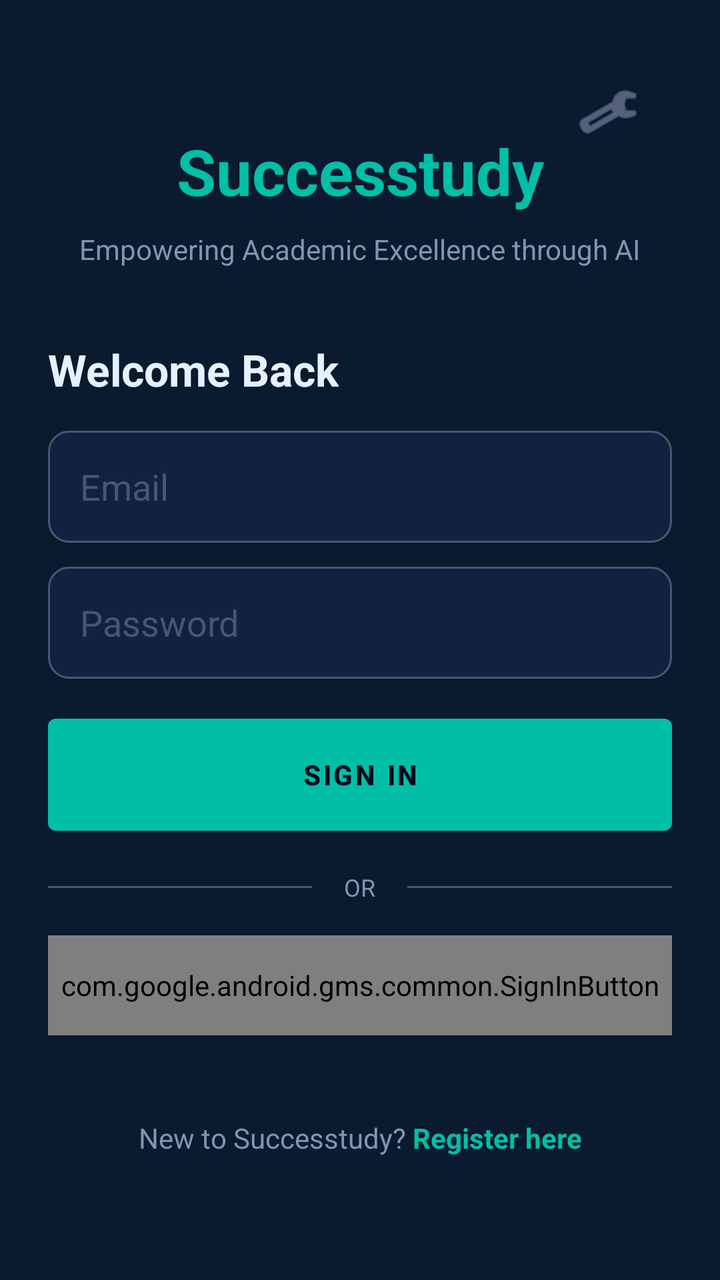
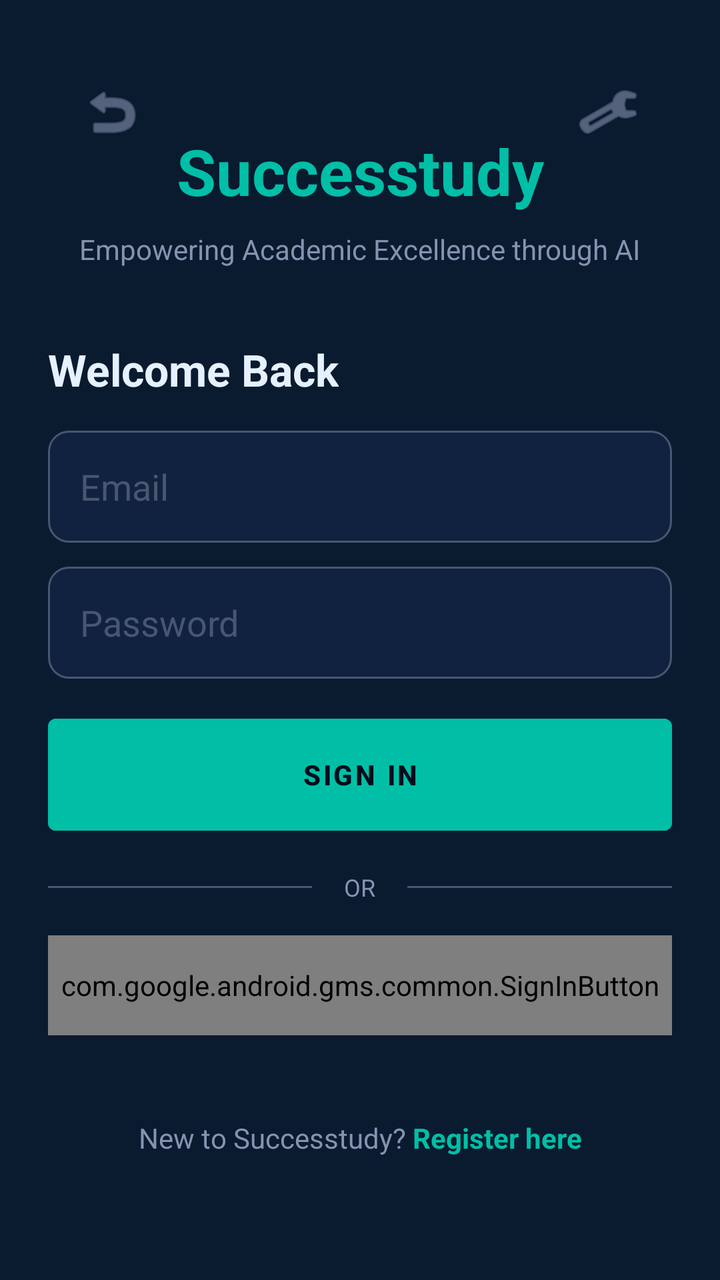

Two renders of the same Android screen: before a commit and after it. Below are the layout's source before the change and the commit's diff.
<!-- AndroidManifest.xml: application theme Theme.Successtudy -->
<!-- res/layout/activity_login.xml -->
<?xml version="1.0" encoding="utf-8"?>
<ScrollView xmlns:android="http://schemas.android.com/apk/res/android"
    xmlns:app="http://schemas.android.com/apk/res-auto"
    android:layout_width="match_parent"
    android:layout_height="match_parent"
    android:fillViewport="true"
    android:background="@color/bg_dark">

    <androidx.constraintlayout.widget.ConstraintLayout
        android:layout_width="match_parent"
        android:layout_height="wrap_content"
        android:padding="24dp">

        <ImageButton
            android:id="@+id/btnSmtpSettings"
            android:layout_width="48dp"
            android:layout_height="48dp"
            android:src="@android:drawable/ic_menu_manage"
            android:background="?attr/selectableItemBackgroundBorderless"
            android:contentDescription="SMTP Settings"
            app:tint="@color/text_secondary"
            android:layout_marginTop="8dp"
            android:layout_marginEnd="8dp"
            app:layout_constraintTop_toTopOf="parent"
            app:layout_constraintEnd_toEndOf="parent" />

        <TextView
            android:id="@+id/tvAppTitle"
            android:layout_width="wrap_content"
            android:layout_height="wrap_content"
            android:text="Successtudy"
            android:textColor="@color/teal_primary"
            android:textSize="32sp"
            android:textStyle="bold"
            android:layout_marginTop="40dp"
            app:layout_constraintTop_toTopOf="parent"
            app:layout_constraintStart_toStartOf="parent"
            app:layout_constraintEnd_toEndOf="parent" />

        <TextView
            android:id="@+id/tvSubtitle"
            android:layout_width="wrap_content"
            android:layout_height="wrap_content"
            android:text="Empowering Academic Excellence through AI"
            android:textColor="@color/text_secondary"
            android:textSize="14sp"
            android:layout_marginTop="8dp"
            app:layout_constraintTop_toBottomOf="@id/tvAppTitle"
            app:layout_constraintStart_toStartOf="parent"
            app:layout_constraintEnd_toEndOf="parent" />

        <TextView
            android:id="@+id/tvLoginTitle"
            android:layout_width="wrap_content"
            android:layout_height="wrap_content"
            android:text="Welcome Back"
            android:textColor="@color/text_primary"
            android:textSize="22sp"
            android:textStyle="bold"
            android:layout_marginTop="36dp"
            app:layout_constraintTop_toBottomOf="@id/tvSubtitle"
            app:layout_constraintStart_toStartOf="parent" />

        <EditText
            android:id="@+id/etEmail"
            android:layout_width="0dp"
            android:layout_height="56dp"
            android:hint="Email"
            android:textColorHint="@color/text_muted"
            android:textColor="@color/text_primary"
            android:inputType="textEmailAddress"
            android:background="@drawable/bg_rounded_card"
            android:paddingHorizontal="16dp"
            android:layout_marginTop="16dp"
            app:layout_constraintTop_toBottomOf="@id/tvLoginTitle"
            app:layout_constraintStart_toStartOf="parent"
            app:layout_constraintEnd_toEndOf="parent" />

        <EditText
            android:id="@+id/etPassword"
            android:layout_width="0dp"
            android:layout_height="56dp"
            android:hint="Password"
            android:textColorHint="@color/text_muted"
            android:textColor="@color/text_primary"
            android:inputType="textPassword"
            android:background="@drawable/bg_rounded_card"
            android:paddingHorizontal="16dp"
            android:layout_marginTop="12dp"
            app:layout_constraintTop_toBottomOf="@id/etEmail"
            app:layout_constraintStart_toStartOf="parent"
            app:layout_constraintEnd_toEndOf="parent" />

        <Button
            android:id="@+id/btnLogin"
            android:layout_width="0dp"
            android:layout_height="56dp"
            android:text="Sign In"
            android:textColor="@color/bg_darker"
            android:textStyle="bold"
            android:backgroundTint="@color/teal_primary"
            android:insetTop="0dp"
            android:insetBottom="0dp"
            android:layout_marginTop="20dp"
            app:layout_constraintTop_toBottomOf="@id/etPassword"
            app:layout_constraintStart_toStartOf="parent"
            app:layout_constraintEnd_toEndOf="parent" />

        <LinearLayout
            android:id="@+id/llOrDivider"
            android:layout_width="match_parent"
            android:layout_height="wrap_content"
            android:orientation="horizontal"
            android:gravity="center"
            android:layout_marginTop="20dp"
            app:layout_constraintTop_toBottomOf="@id/btnLogin"
            app:layout_constraintStart_toStartOf="parent"
            app:layout_constraintEnd_toEndOf="parent">

            <View
                android:layout_width="0dp"
                android:layout_height="1dp"
                android:layout_weight="1"
                android:background="@color/text_muted" />

            <TextView
                android:layout_width="wrap_content"
                android:layout_height="wrap_content"
                android:text="OR"
                android:textColor="@color/text_secondary"
                android:textSize="12sp"
                android:layout_marginHorizontal="16dp" />

            <View
                android:layout_width="0dp"
                android:layout_height="1dp"
                android:layout_weight="1"
                android:background="@color/text_muted" />
        </LinearLayout>

        <com.google.android.gms.common.SignInButton
            android:id="@+id/btnGoogleSignIn"
            android:layout_width="match_parent"
            android:layout_height="50dp"
            android:layout_marginTop="16dp"
            app:layout_constraintTop_toBottomOf="@id/llOrDivider"
            app:layout_constraintStart_toStartOf="parent"
            app:layout_constraintEnd_toEndOf="parent" />

        <LinearLayout
            android:id="@+id/llRegisterPrompt"
            android:layout_width="wrap_content"
            android:layout_height="wrap_content"
            android:orientation="horizontal"
            android:gravity="center"
            android:layout_marginTop="28dp"
            android:layout_marginBottom="24dp"
            app:layout_constraintTop_toBottomOf="@id/btnGoogleSignIn"
            app:layout_constraintBottom_toBottomOf="parent"
            app:layout_constraintStart_toStartOf="parent"
            app:layout_constraintEnd_toEndOf="parent">

            <TextView
                android:id="@+id/tvNoAccount"
                android:layout_width="wrap_content"
                android:layout_height="wrap_content"
                android:text="New to Successtudy? "
                android:textColor="@color/text_secondary"
                android:textSize="14sp" />

            <TextView
                android:id="@+id/tvRegisterLink"
                android:layout_width="wrap_content"
                android:layout_height="wrap_content"
                android:text="Register here"
                android:textColor="@color/teal_primary"
                android:textStyle="bold"
                android:textSize="14sp" />
        </LinearLayout>

    </androidx.constraintlayout.widget.ConstraintLayout>
</ScrollView>
<!-- resources referenced by this layout -->
<resources>
  <color name="bg_dark">#0A1A2F</color>
  <color name="bg_darker">#020C1B</color>
  <color name="teal_primary">#00BFA6</color>
  <color name="text_muted">#495670</color>
  <color name="text_primary">#E6F1FF</color>
  <color name="text_secondary">#8892B0</color>
  <!-- drawable bg_rounded_card (drawable) -->
  <?xml version="1.0" encoding="utf-8"?>
  <shape xmlns:android="http://schemas.android.com/apk/res/android">
      <solid android:color="@color/bg_card" />
      <corners android:radius="10dp" />
      <stroke android:width="1dp" android:color="@color/text_muted" />
  </shape>
  <style name="Theme.Successtudy" parent="Theme.MaterialComponents.NoActionBar">
          
          <item name="colorPrimary">@color/bg_darker</item>
          <item name="colorPrimaryVariant">@color/bg_dark</item>
          <item name="colorOnPrimary">@color/white</item>
          
          
          <item name="colorSecondary">@color/teal_primary</item>
          <item name="colorSecondaryVariant">@color/teal_glow</item>
          <item name="colorOnSecondary">@color/bg_darker</item>
          
          
          <item name="android:statusBarColor">@color/bg_darker</item>
          <item name="android:windowBackground">@color/bg_dark</item>
          
          
          <item name="android:textColorPrimary">@color/text_primary</item>
          <item name="android:textColorSecondary">@color/text_secondary</item>
          
          
          <item name="bottomNavigationStyle">@style/CustomBottomNavigation</item>
      </style>
  <color name="bg_card">#112240</color>
  <color name="white">#FFFFFFFF</color>
  <color name="teal_glow">#64FFDA</color>
  <style name="CustomBottomNavigation" parent="Widget.Design.BottomNavigationView">
          <item name="backgroundTint">@color/bg_darker</item>
          <item name="itemIconTint">@color/bottom_nav_colors</item>
          <item name="itemTextColor">@color/bottom_nav_colors</item>
          <item name="itemRippleColor">@color/teal_glow</item>
      </style>
</resources>

<!-- the commit's change to res/layout/activity_login.xml (unified diff, before → after) -->
@@ -10,6 +10,19 @@
         android:layout_width="match_parent"
         android:layout_height="wrap_content"
         android:padding="24dp">
+
+        <ImageButton
+            android:id="@+id/btnBackLogin"
+            android:layout_width="48dp"
+            android:layout_height="48dp"
+            android:src="@android:drawable/ic_menu_revert"
+            android:background="?attr/selectableItemBackgroundBorderless"
+            android:contentDescription="Back to Home"
+            app:tint="@color/text_secondary"
+            android:layout_marginTop="8dp"
+            android:layout_marginStart="8dp"
+            app:layout_constraintTop_toTopOf="parent"
+            app:layout_constraintStart_toStartOf="parent" />
 
         <ImageButton
             android:id="@+id/btnSmtpSettings"
